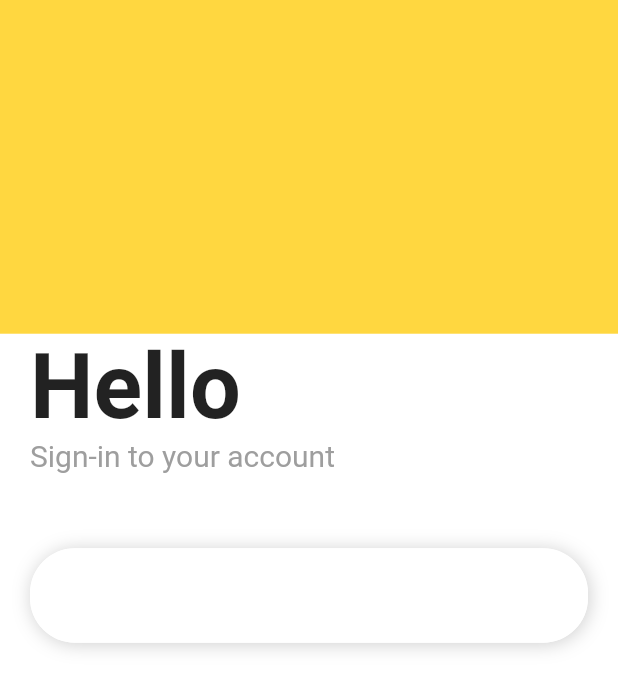
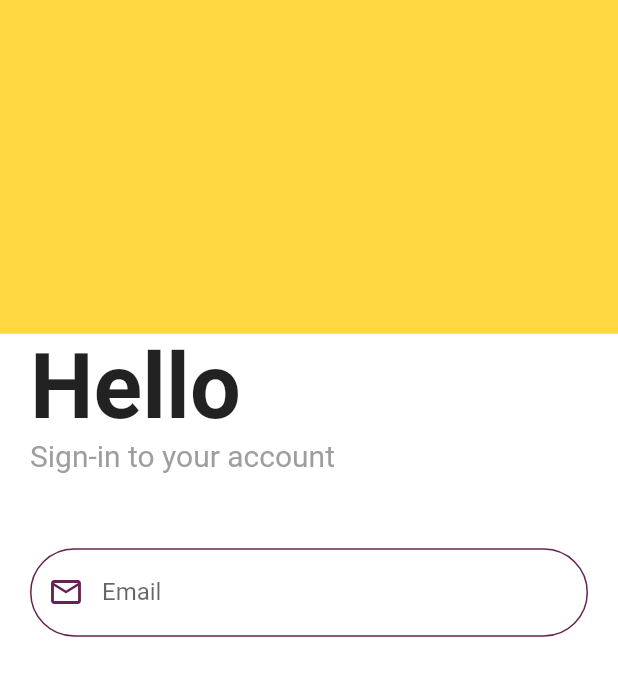
Before and after one commit to abdelfattah-hilmi/safely, a Flutter app: the screen it shows after launch, on a phone screen of 412 x 824 dp. Shown: the top 690 px of the screen. Run offline on Flutter 3.47's test engine with Material 2 defaults, Android fonts, the light colour scheme and no system bars.

Commit message:
getting familiar

```diff
--- a/lib/main.dart
+++ b/lib/main.dart
@@ -12,9 +12,11 @@ class MyApp extends StatelessWidget {
   Widget build(BuildContext context) {
     return MaterialApp(
       title: 'Flutter Demo',
+
       debugShowCheckedModeBanner: false,
       theme: ThemeData(
-        primarySwatch: Colors.red,
+        primarySwatch: Colors.orange,
+        // useMaterial3: true,
       ),
       home: const LoginScreen(),
     );
--- a/lib/screens/login/login_screen.dart
+++ b/lib/screens/login/login_screen.dart
@@ -24,6 +24,8 @@ class _LoginScreenState extends State<LoginScreen> {
               color: Colors.amberAccent,
             ),
           ),
+
+
           Container(
             width: width,
             margin: const EdgeInsets.only(left: 20,right: 20),
@@ -47,46 +49,44 @@ class _LoginScreenState extends State<LoginScreen> {
                   const SizedBox(
                     height: 50,
                   ),
-                  Container(
-                    decoration:  BoxDecoration(
-                      color: Colors.white,
-                      borderRadius: BorderRadius.circular(30),
-                      boxShadow: [
-                        BoxShadow(
-                          blurRadius: 10,
-                          offset: const Offset(1, 1),
-                          color: Colors.grey.withOpacity(0.5),
+
+              ],
+            ),
+          ),
+          Container(
+            width: width,
+            margin: const EdgeInsets.only(left: 20,right: 20),
+            child: Column(
+              mainAxisAlignment: MainAxisAlignment.center,
+              children: const [
+                TextField(
+                  decoration: InputDecoration(
+                    label: Text('Email'),
+                    prefixIcon: Icon(Icons.mail_outlined),
+                    prefixIconColor: Color(0xff652351),
+
+                    border: OutlineInputBorder(
+                      borderRadius: BorderRadius.all(Radius.circular(50)),
+                      ),
+
+                    //!! define a color schema,colors are only to show where they can be changed
+
+                    enabledBorder: OutlineInputBorder(
+                      borderRadius: BorderRadius.all(Radius.circular(50)),
+                      borderSide: BorderSide(
+                        color: Color(0xff652351),
                         )
-                        ]
-                    ),
-                    child: TextField(
-                      cursorColor: Colors.grey,
-                      style: const TextStyle(
-                        fontSize: 20,
                       ),
-                      textAlignVertical: TextAlignVertical.center,
-                      decoration: InputDecoration(
-                        focusedBorder:  OutlineInputBorder(
-                          borderRadius: BorderRadius.circular(30),
-                          borderSide: const BorderSide(
-                            color: Colors.white
+                    focusedBorder: OutlineInputBorder(
+                      borderRadius: BorderRadius.all(Radius.circular(50)),
+                      borderSide: BorderSide(
+                        color: Color(0xff652351),
                           )
                         ),
-                        enabledBorder:  OutlineInputBorder(
-                          borderRadius: BorderRadius.circular(30),
-                          borderSide: const BorderSide(
-                            color: Colors.white
-                          )
-                        ),
-                        border: OutlineInputBorder(
-                          borderRadius: BorderRadius.circular(30)
-                        )
-                      ),
                     ),
-                  )
-              ],
-            ),
-          )
+                ),
+              ],)
+          ),
         ],
       )
     );
```
